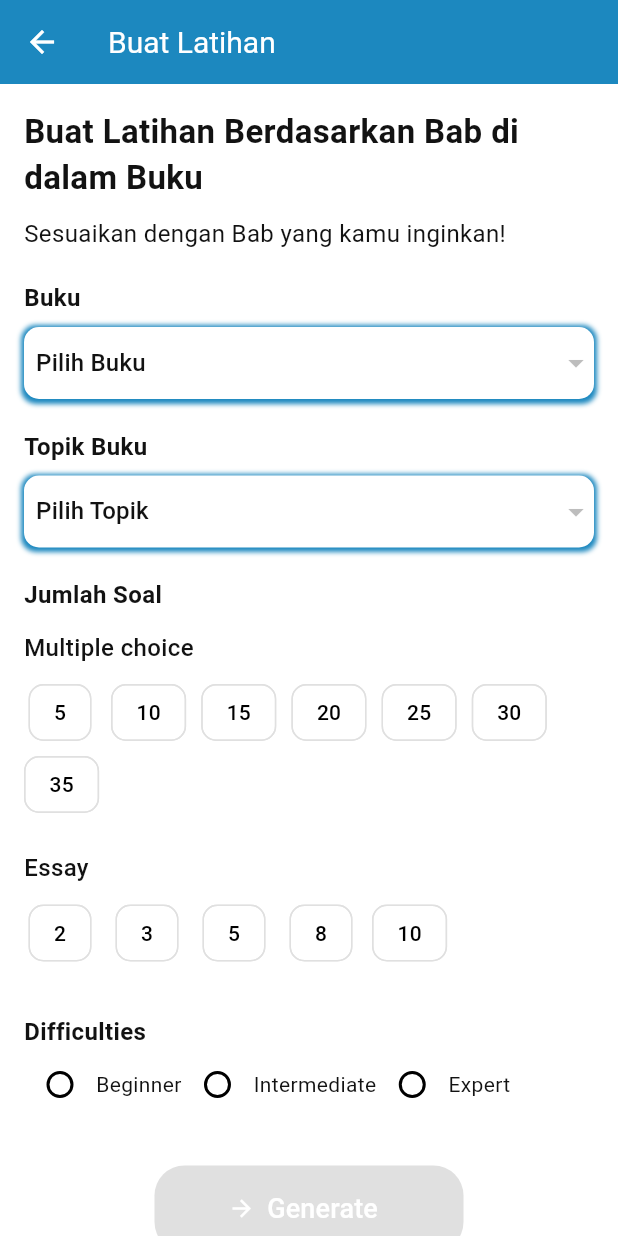
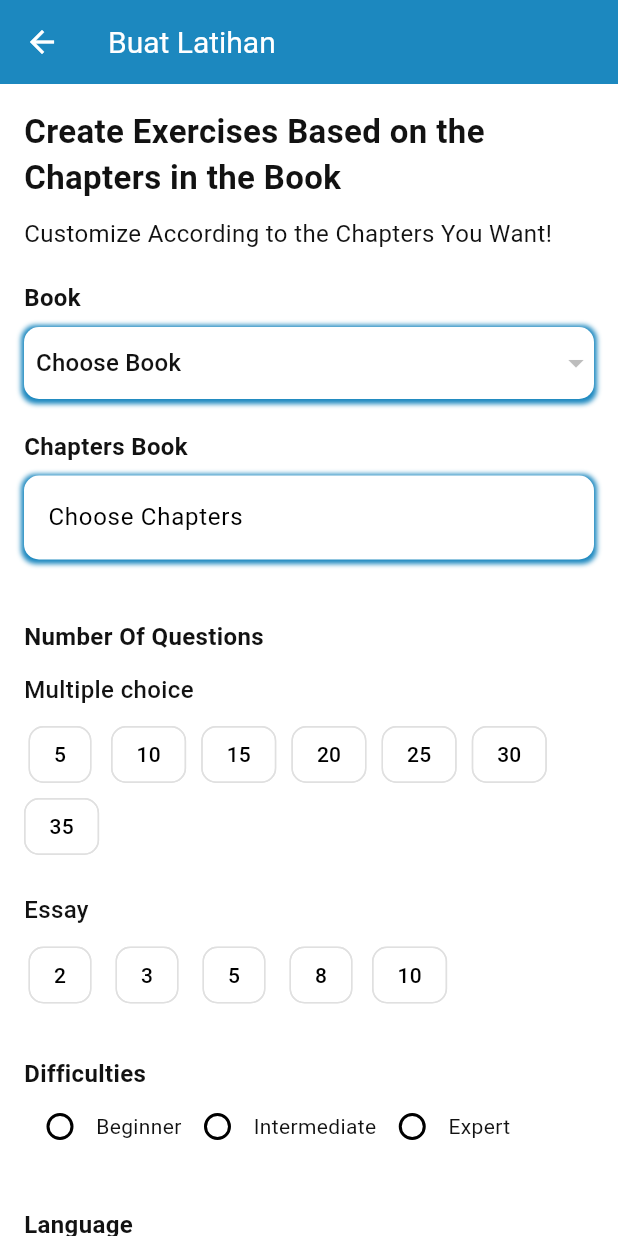
Before and after one commit to Dustymon111/Ekstraksi-File-GPT-4, a Flutter app: the CreateTopicScreen screen opened directly, on a phone screen of 412 x 824 dp. Run offline on Flutter 3.47's test engine with Material 3 defaults, Android fonts, the phone set to English and light mode, and no system bars; our stand-ins replace cloud_firestore, file_picker, firebase_auth, firebase_core, firebase_storage, fl_chart and 4 more; missing offline and left inert: dart_openai, docx_template, firebase_app_check, langchain, langchain_community, langchain_openai and 2 more; accounts and stored records are empty.

Commit message:
Change the language on each page of the app, update the user input UI on the create_topic_screen

```diff
--- a/lib/screen/bookmark_detail_screen.dart
+++ b/lib/screen/bookmark_detail_screen.dart
@@ -20,7 +20,7 @@ class BookmarkDetailScreen extends StatelessWidget {
       appBar: AppBar(
         foregroundColor: Colors.white,
         backgroundColor: Color(0xFF1C88BF),
-        title: Text('Detail Modul/Buku'),
+        title: Text('Extracted Book Pages'),
       ),
       body: StreamBuilder<List<Subject>>(
         stream: subjectProvider.getSubjectsStream(bookmarkId),
--- a/lib/screen/create_topic_screen.dart
+++ b/lib/screen/create_topic_screen.dart
@@ -1,15 +1,14 @@
 import 'dart:convert';
+import 'package:flutter/material.dart';
+import 'package:provider/provider.dart';
+import 'package:firebase_auth/firebase_auth.dart';
+import 'package:http/http.dart' as http;
 
 import 'package:aplikasi_ekstraksi_file_gpt4/models/bookmark_model.dart';
 import 'package:aplikasi_ekstraksi_file_gpt4/models/subject_model.dart';
 import 'package:aplikasi_ekstraksi_file_gpt4/providers/bookmark_provider.dart';
 import 'package:aplikasi_ekstraksi_file_gpt4/providers/subject_provider.dart';
-import 'package:firebase_auth/firebase_auth.dart';
-import 'package:flutter/material.dart';
-// import 'package:flutter_dotenv/flutter_dotenv.dart';
 import 'package:loading_animation_widget/loading_animation_widget.dart';
-import 'package:provider/provider.dart';
-import 'package:http/http.dart' as http;
 
 class CreateTopicScreen extends StatefulWidget {
   const CreateTopicScreen({super.key});
@@ -29,16 +28,11 @@ class _CreateTopicScreenState extends State<CreateTopicScreen> {
   final FirebaseAuth _auth = FirebaseAuth.instance;
   final String serverUrl =
       'https://ekstraksi-file-gpt-4-server-xzcbfs2fqq-et.a.run.app';
-  // final String localhost = dotenv.env["LOCALHOST"]!;
-  // final String port = dotenv.env["PORT"]!;
 
-  @override
-  void initState() {
-    super.initState();
-  }
+  List<String> selectedTopics = [];
 
   Future<void> postData(
-      BuildContext context, // Add BuildContext to manage dialogs
+      BuildContext context,
       String topic,
       String mChoiceNumber,
       String essayNumber,
@@ -46,10 +40,9 @@ class _CreateTopicScreenState extends State<CreateTopicScreen> {
       String userId,
       String filename,
       String subjectId) async {
-    // Show the initial dialog with the loading animation
     showDialog(
       context: context,
-      barrierDismissible: false, // Prevents dismissal by tapping outside
+      barrierDismissible: false,
       builder: (BuildContext context) {
         return AlertDialog(
           content: Column(
@@ -57,8 +50,7 @@ class _CreateTopicScreenState extends State<CreateTopicScreen> {
             children: [
               LoadingAnimationWidget.prograssiveDots(
                 color: Colors.blue,
-                size: MediaQuery.of(context).size.width *
-                    0.25, // 25% of screen width
+                size: MediaQuery.of(context).size.width * 0.25,
               ),
               SizedBox(height: 20),
               Text(
@@ -88,10 +80,9 @@ class _CreateTopicScreenState extends State<CreateTopicScreen> {
       }),
     );
 
-    Navigator.of(context).pop(); // Close the loading dialog
+    Navigator.of(context).pop();
 
     if (response.statusCode == 200) {
-      // Show success dialog
       showDialog(
         context: context,
         builder: (BuildContext context) {
@@ -101,9 +92,7 @@ class _CreateTopicScreenState extends State<CreateTopicScreen> {
             actions: <Widget>[
               TextButton(
                 onPressed: () {
-                  Navigator.of(context).pop(); // Close the success dialog
-
-                  // Pop until root and push to /create
+                  Navigator.of(context).pop();
                   Navigator.popUntil(context, (route) => route.isFirst);
                   Navigator.pushNamed(context, '/home');
                 },
@@ -114,7 +103,6 @@ class _CreateTopicScreenState extends State<CreateTopicScreen> {
         },
       );
     } else {
-      // Show failure dialog
       showDialog(
         context: context,
         builder: (BuildContext context) {
@@ -125,7 +113,7 @@ class _CreateTopicScreenState extends State<CreateTopicScreen> {
             actions: <Widget>[
               TextButton(
                 onPressed: () {
-                  Navigator.of(context).pop(); // Close the error dialog
+                  Navigator.of(context).pop();
                 },
                 child: Text('OK'),
               ),
@@ -141,6 +129,8 @@ class _CreateTopicScreenState extends State<CreateTopicScreen> {
     final subjectProv = Provider.of<SubjectProvider>(context);
     final bookProv = Provider.of<BookmarkProvider>(context);
     final difficulties = ['beginner', 'intermediate', 'expert'];
+    final language = ['English', 'Indonesian'];
+
     return Scaffold(
       appBar: AppBar(
         foregroundColor: Colors.white,
@@ -161,7 +151,7 @@ class _CreateTopicScreenState extends State<CreateTopicScreen> {
                 crossAxisAlignment: CrossAxisAlignment.start,
                 children: [
                   Text(
-                    "Buat Latihan Berdasarkan Bab di dalam Buku",
+                    "Create Exercises Based on the Chapters in the Book",
                     style: TextStyle(
                       color: Theme.of(context).textTheme.bodyLarge?.color,
                       fontSize: 22,
@@ -170,7 +160,7 @@ class _CreateTopicScreenState extends State<CreateTopicScreen> {
                   ),
                   SizedBox(height: 10),
                   Text(
-                    "Sesuaikan dengan Bab yang kamu inginkan!",
+                    "Customize According to the Chapters You Want!",
                     style: TextStyle(
                       color: Theme.of(context).textTheme.bodyLarge?.color,
                       fontSize: 16,
@@ -180,7 +170,7 @@ class _CreateTopicScreenState extends State<CreateTopicScreen> {
               ),
               SizedBox(height: 20),
               Text(
-                "Buku",
+                "Book",
                 style: TextStyle(
                     fontSize: 16,
                     fontWeight: FontWeight.bold,
@@ -205,7 +195,7 @@ class _CreateTopicScreenState extends State<CreateTopicScreen> {
                     hint: Padding(
                       padding: const EdgeInsets.all(8.0),
                       child: Text(
-                        "Pilih Buku",
+                        "Choose Book",
                         style: TextStyle(
                             color:
                                 Theme.of(context).textTheme.bodyLarge?.color),
@@ -216,6 +206,8 @@ class _CreateTopicScreenState extends State<CreateTopicScreen> {
                     onChanged: (newValue) {
                       setState(() {
                         selectedSubject = newValue;
+                        selectedTopics
+                            .clear(); // clear selected topics when book changes
                         if (selectedSubject != null) {
                           subjectProv.filterSubjectByBookId(selectedSubject!);
                           filename =
@@ -244,7 +236,7 @@ class _CreateTopicScreenState extends State<CreateTopicScreen> {
               ),
               SizedBox(height: 20),
               Text(
-                "Topik Buku",
+                "Chapters Book",
                 style: TextStyle(
                     fontSize: 16,
                     fontWeight: FontWeight.bold,
@@ -264,52 +256,79 @@ class _CreateTopicScreenState extends State<CreateTopicScreen> {
                     ),
                   ],
                 ),
-                child: DropdownButtonHideUnderline(
-                  child: DropdownButton<String>(
-                    hint: Padding(
-                      padding: const EdgeInsets.all(8.0),
-                      child: Text(
-                        "Pilih Topik",
-                        style: TextStyle(
-                          color: Theme.of(context).textTheme.bodyLarge?.color,
-                        ),
-                      ),
-                    ),
-                    value: selectedTopic,
-                    isExpanded: true,
-                    onChanged: selectedSubject == null
-                        ? null
-                        : (newValue) {
-                            setState(() {
-                              selectedTopic = newValue;
-                              if (selectedTopic != null) {
-                                subjectId = selectedTopic;
-                              }
-                            });
-                          },
-                    items: subjectProv.filteredSubjects
-                        .map<DropdownMenuItem<String>>((Subject value) {
-                      return DropdownMenuItem<String>(
-                        value: value.id,
-                        child: Padding(
-                          padding: const EdgeInsets.all(8.0),
-                          child: Text(
-                            value.title,
-                            overflow: TextOverflow.ellipsis,
-                            style: TextStyle(
-                              color:
-                                  Theme.of(context).textTheme.bodyLarge?.color,
+                child: ListTile(
+                  title: Text("Choose Chapters"),
+                  onTap: () {
+                    showDialog(
+                      context: context,
+                      builder: (BuildContext context) {
+                        List<String> tempSelectedTopics =
+                            List.from(selectedTopics);
+                        return AlertDialog(
+                          title: Text("Choose Chapters"),
+                          content: SingleChildScrollView(
+                            child: ListBody(
+                              children: subjectProv.filteredSubjects
+                                  .map((Subject value) {
+                                return CheckboxListTile(
+                                  title: Text(value.title),
+                                  value: tempSelectedTopics.contains(value.id),
+                                  onChanged: (bool? isSelected) {
+                                    setState(() {
+                                      if (isSelected == true) {
+                                        tempSelectedTopics.add(value.id!);
+                                      } else {
+                                        tempSelectedTopics.remove(value.id);
+                                      }
+                                    });
+                                  },
+                                );
+                              }).toList(),
                             ),
                           ),
-                        ),
-                      );
-                    }).toList(),
-                  ),
+                          actions: <Widget>[
+                            TextButton(
+                              child: Text("Cancel"),
+                              onPressed: () {
+                                Navigator.of(context).pop();
+                              },
+                            ),
+                            TextButton(
+                              child: Text("Choose"),
+                              onPressed: () {
+                                setState(() {
+                                  selectedTopics = tempSelectedTopics;
+                                });
+                                Navigator.of(context).pop();
+                              },
+                            ),
+                          ],
+                        );
+                      },
+                    );
+                  },
                 ),
               ),
               SizedBox(height: 20),
+              if (selectedTopics.isNotEmpty)
+                Wrap(
+                  spacing: 8.0,
+                  children: selectedTopics.map((topicId) {
+                    String topicTitle =
+                        subjectProv.getSubjectTitleById(topicId);
+                    return Chip(
+                      label: Text(topicTitle),
+                      onDeleted: () {
+                        setState(() {
+                          selectedTopics.remove(topicId);
+                        });
+                      },
+                    );
+                  }).toList(),
+                ),
+              SizedBox(height: 20),
               Text(
-                "Jumlah Soal",
+                "Number Of Questions",
                 style: TextStyle(
                     fontSize: 16,
                     fontWeight: FontWeight.bold,
@@ -440,6 +459,40 @@ class _CreateTopicScreenState extends State<CreateTopicScreen> {
                 }),
               ),
               const SizedBox(height: 30),
+              Text("Language",
+                  style: TextStyle(fontWeight: FontWeight.bold, fontSize: 16)),
+              Wrap(
+                alignment: WrapAlignment.spaceEvenly,
+                children: List.generate(language.length, (index) {
+                  final value = language[index];
+                  return GestureDetector(
+                    onTap: () {
+                      setState(() {
+                        difficulty = value;
+                      });
+                    },
+                    child: Row(
+                      mainAxisSize: MainAxisSize.min,
+                      children: [
+                        Radio<String>(
+                          value: value,
+                          groupValue: difficulty,
+                          onChanged: (selectedValue) {
+                            setState(() {
+                              difficulty = selectedValue;
+                            });
+                          },
+                        ),
+                        Text(
+                          value[0].toUpperCase() + value.substring(1),
+                          textAlign: TextAlign.center,
+                        ),
+                      ],
+                    ),
+                  );
+                }),
+              ),
+              const SizedBox(height: 30),
               Center(
                 child: Container(
                   width: MediaQuery.of(context).size.width *
--- a/lib/screen/profile_screen.dart
+++ b/lib/screen/profile_screen.dart
@@ -248,7 +248,7 @@ class _ProfileScreenState extends State<ProfileScreen> {
                           );
                         }
                       },
-                      child: const Text('Keluar'),
+                      child: const Text('Logout'),
                     ),
                   ),
                 ],
--- a/lib/screen/topics_detail_screen.dart
+++ b/lib/screen/topics_detail_screen.dart
@@ -183,7 +183,7 @@ class _SubjectDetailScreenState extends State<SubjectDetailScreen> {
 
     return Scaffold(
       appBar: AppBar(
-        title: Text('Detail Topik'),
+        title: Text('Chapters Details'),
         foregroundColor: Colors.white,
         backgroundColor: Color(0xFF1C88BF),
       ),
```
Also changed, not shown: lib/providers/subject_provider.dart (+15 -0 lines).
